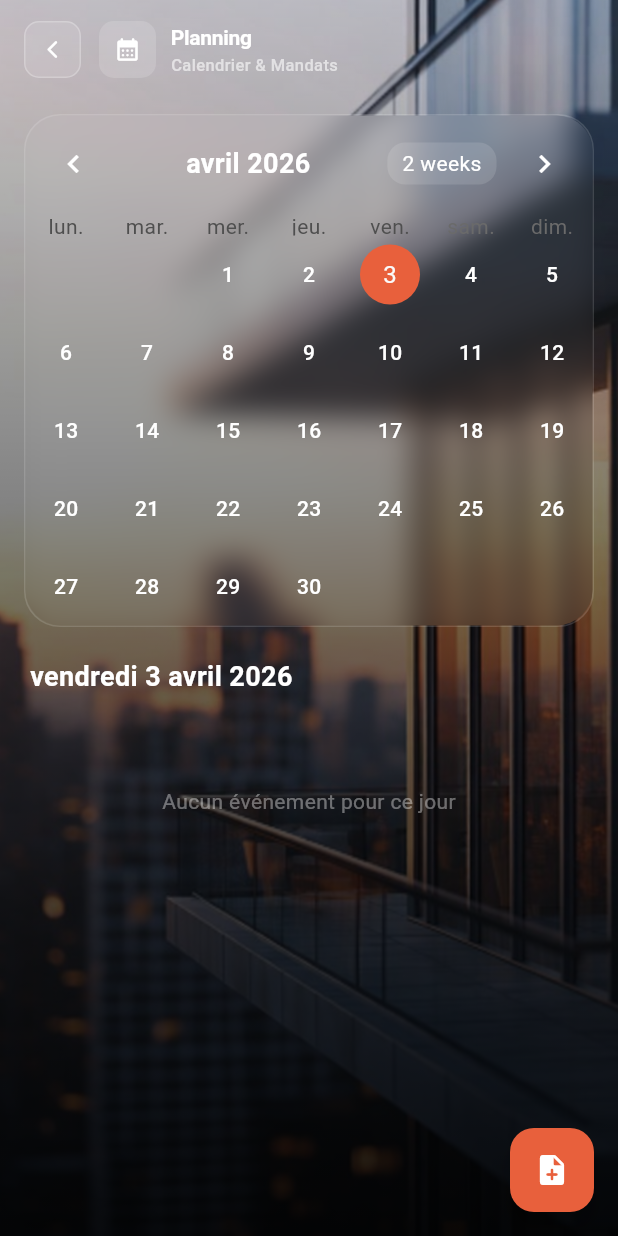
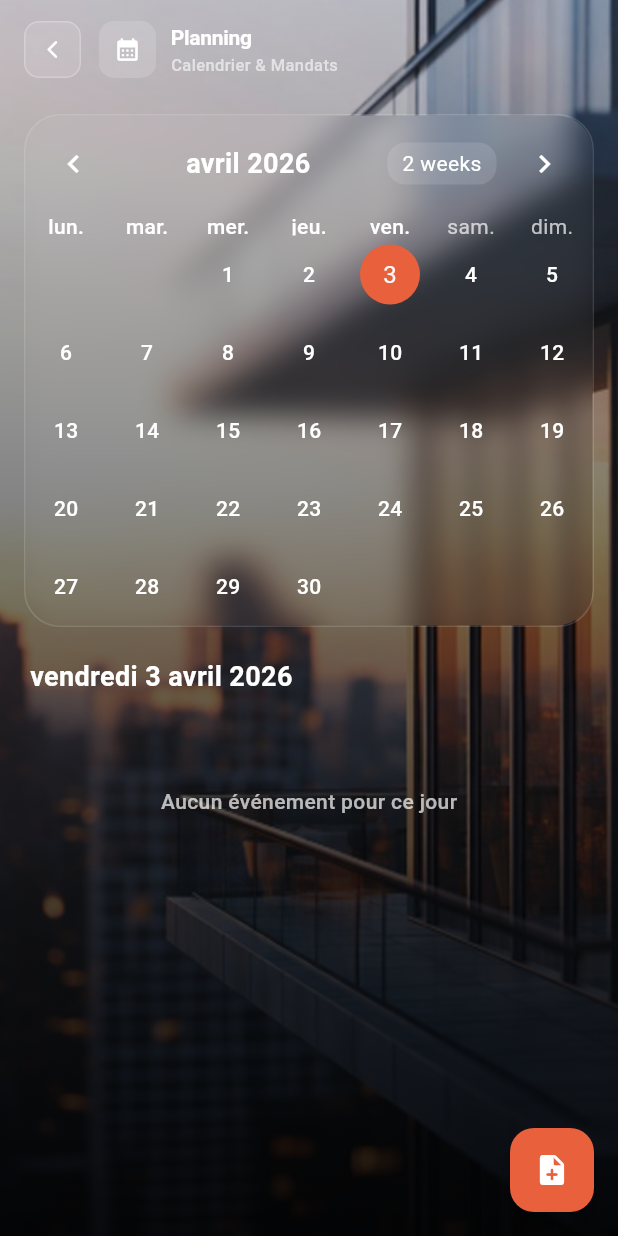
Before and after one commit to Nouhaerr404/ResiManager, a Flutter app: the TrancheDashboardScreen screen opened directly with empty values, scrolled down 482 dp, after a tap on "Planning", on a phone screen of 412 x 824 dp. Run offline on Flutter 3.47's test engine with Material 3 defaults, Android fonts, the phone set to English and light mode, and no system bars; drawn by our look-alikes of table_calendar; our stand-ins replace file_picker, fl_chart, flutter_dotenv, pdf, printing, shared_preferences and 1 more; accounts and stored records are empty.

Commit message:
changement style interface calendier v2

```diff
--- a/lib/screens/inter_syndic/planning/planning_calendar_screen.dart
+++ b/lib/screens/inter_syndic/planning/planning_calendar_screen.dart
@@ -273,6 +273,10 @@ class _PlanningCalendarScreenState extends State<PlanningCalendarScreen> {
             },
             eventLoader: _getEventsForDay,
             startingDayOfWeek: StartingDayOfWeek.monday,
+            daysOfWeekStyle: const DaysOfWeekStyle(
+              weekdayStyle: TextStyle(color: Colors.white, fontWeight: FontWeight.w500),
+              weekendStyle: TextStyle(color: Colors.white70),
+            ),
             calendarStyle: CalendarStyle(
               outsideDaysVisible: false,
               defaultTextStyle: const TextStyle(color: Colors.white),
@@ -318,7 +322,7 @@ class _PlanningCalendarScreenState extends State<PlanningCalendarScreen> {
                   child: Text(
                     '${day.day}',
                     style: TextStyle(
-                      color: inMandate ? const Color(0xFF34C98B) : Colors.white,
+                      color: Colors.white,
                       fontWeight: inMandate ? FontWeight.bold : FontWeight.w500,
                     ),
                   ),
@@ -387,11 +391,11 @@ class _PlanningCalendarScreenState extends State<PlanningCalendarScreen> {
             padding: const EdgeInsets.only(top: 8),
             child: Row(
               children: [
-                const Icon(Icons.history_rounded, color: Colors.white38, size: 12),
+                const Icon(Icons.history_rounded, color: Colors.white70, size: 12),
                 const SizedBox(width: 6),
                 Text(
                   "Mandat : ${DateFormat('dd/MM/yyyy').format(DateTime.parse(currentMandate['date_debut']))} → ${currentMandate['date_fin'] != null ? DateFormat('dd/MM/yyyy').format(DateTime.parse(currentMandate['date_fin'])) : 'En cours'}",
-                  style: const TextStyle(color: Colors.white38, fontSize: 12, fontWeight: FontWeight.w500),
+                  style: const TextStyle(color: Colors.white70, fontSize: 12, fontWeight: FontWeight.w500),
                 ),
               ],
             ),
@@ -402,7 +406,7 @@ class _PlanningCalendarScreenState extends State<PlanningCalendarScreen> {
             child: Padding(
               padding: EdgeInsets.only(top: 40),
               child: Text('Aucun événement pour ce jour',
-                style: TextStyle(color: Colors.white38, fontSize: 14)),
+                style: TextStyle(color: Colors.white70, fontSize: 14, fontWeight: FontWeight.w500)),
             ),
           )
         else
--- a/lib/screens/inter_syndic/tranche_dashboard_screen.dart
+++ b/lib/screens/inter_syndic/tranche_dashboard_screen.dart
@@ -1,4 +1,4 @@
-import 'dart:ui'; // pour ImageFilter
+import 'dart:ui';
 import 'package:flutter/material.dart';
 import '../../models/tranche_model.dart';
 import '../../services/tranche_service.dart';
@@ -14,6 +14,7 @@ import 'immeubles/immeubles_screen.dart';
 import 'annonces/annonces_screen.dart';
 import 'planning/planning_calendar_screen.dart';
 import '../../services/finance_service.dart';
+import '../../services/resident_service.dart';
 import '../../services/expense_report_pdf_service.dart';
 import '../../utils/temp_session.dart';
 
@@ -49,14 +50,19 @@ class TrancheDashboardScreen extends StatefulWidget {
 
 class _TrancheDashboardScreenState extends State<TrancheDashboardScreen>
     with SingleTickerProviderStateMixin {
-  final _service = TrancheService();
+  final _service        = TrancheService();
   final _financeService = FinanceService();
+  final _residentService = ResidentService();
+
   Map<String, dynamic>? _stats;
   bool _loading = true;
   late AnimationController _fadeCtrl;
   late Animation<double> _fadeAnim;
   String _selectedView = 'dashboard';
   Map<String, dynamic>? _currentMandat;
+
+  // Nombre de résidents calculé exactement comme ResidentsScreen
+  int _nbResidents = 0;
 
   @override
   void initState() {
@@ -76,18 +82,22 @@ class _TrancheDashboardScreenState extends State<TrancheDashboardScreen>
   Future<void> _loadStats() async {
     setState(() => _loading = true);
     try {
+      // ── 1. Stats générales de la tranche
       final data = await _service.getTrancheStats(widget.tranche.id);
 
-      // Récupérer le mandat actuel
-      final mandats = await _financeService.getInterSyndicMandates(TempSession.interSyndicId, widget.tranche.residenceId);
+      // ── 2. Récupérer le mandat actif de l'IS connecté pour cette tranche
+      final mandats = await _financeService.getInterSyndicMandates(
+        TempSession.interSyndicId,
+        widget.tranche.residenceId,
+      );
       final now = DateTime.now();
       Map<String, dynamic>? activeMandat;
 
       for (var m in mandats) {
         if (m['tranche_id'] == widget.tranche.id) {
-          DateTime start = DateTime.parse(m['date_debut']);
-          DateTime? end = m['date_fin'] != null ? DateTime.parse(m['date_fin']) : null;
-
+          final DateTime start = DateTime.parse(m['date_debut']);
+          final DateTime? end =
+          m['date_fin'] != null ? DateTime.parse(m['date_fin']) : null;
           if (now.isAfter(start.subtract(const Duration(days: 1))) &&
               (end == null || now.isBefore(end.add(const Duration(days: 1))))) {
             activeMandat = m;
@@ -96,18 +106,35 @@ class _TrancheDashboardScreenState extends State<TrancheDashboardScreen>
         }
       }
 
+      // ── 3. Compter les résidents EXACTEMENT comme ResidentsScreen :
+      //       getResidentsByTranche avec le même mandatId que l'écran des résidents.
+      //       Si aucun mandat actif trouvé via getInterSyndicMandates, on tente
+      //       quand même via getResidentsByTranche sans filtre de mandat.
+      final int? activeMandatId = activeMandat?['id'] as int?;
+      final residents = await _residentService.getResidentsByTranche(
+        widget.tranche.id,
+        mandatId: activeMandatId,
+      );
+
+      // ── 4. Mettre à jour le state avec tout
+      if (mounted) {
         setState(() {
-        _stats = data;
+          _stats         = data;
           _currentMandat = activeMandat;
-        _loading = false;
+          _nbResidents   = residents.length;
+          _loading       = false;
         });
         _fadeCtrl.forward(from: 0);
+      }
     } catch (e) {
+      if (mounted) {
         setState(() {
-        _stats = {};
-        _loading = false;
+          _stats       = {};
+          _nbResidents = 0;
+          _loading     = false;
         });
         _fadeCtrl.forward(from: 0);
+      }
     }
   }
 
@@ -289,7 +316,7 @@ class _TrancheDashboardScreenState extends State<TrancheDashboardScreen>
   }
 
   Widget _buildPageTitle() {
-    final syndicName = widget.tranche.interSyndicNom ?? 'Inter-Syndic';
+    final syndicName   = widget.tranche.interSyndicNom ?? 'Inter-Syndic';
     final residenceName = widget.tranche.residenceNom;
 
     return Column(
@@ -435,15 +462,19 @@ class _TrancheDashboardScreenState extends State<TrancheDashboardScreen>
                     Padding(
                       padding: const EdgeInsets.only(left: 10, bottom: 2),
                       child: Text(
-                        "(${DateTime.parse(_currentMandat!['date_debut']).year}/${_currentMandat!['date_fin'] != null ? DateTime.parse(_currentMandat!['date_fin']).year : '...' })",
-                        style: const TextStyle(color: Colors.white60, fontSize: 13, fontWeight: FontWeight.w600),
+                        "(${DateTime.parse(_currentMandat!['date_debut']).year}/${_currentMandat!['date_fin'] != null ? DateTime.parse(_currentMandat!['date_fin']).year : '...'})",
+                        style: const TextStyle(
+                            color: Colors.white60,
+                            fontSize: 13,
+                            fontWeight: FontWeight.w600),
                       ),
                     ),
                 ],
               ),
               IconButton(
                 onPressed: _generateReport,
-                icon: const Icon(Icons.picture_as_pdf_rounded, color: _C.white, size: 24),
+                icon: const Icon(Icons.picture_as_pdf_rounded,
+                    color: _C.white, size: 24),
                 tooltip: 'Générer rapport PDF',
               ),
             ],
@@ -579,7 +610,8 @@ class _TrancheDashboardScreenState extends State<TrancheDashboardScreen>
                         fontSize: 14,
                         letterSpacing: -0.3)),
                 Text(sub,
-                    style: const TextStyle(color: _C.textLight, fontSize: 9)),
+                    style:
+                    const TextStyle(color: _C.textLight, fontSize: 9)),
               ],
             ),
           ),
@@ -620,7 +652,8 @@ class _TrancheDashboardScreenState extends State<TrancheDashboardScreen>
   List<_ModuleData> _buildModuleList() => [
     _ModuleData(
       label: 'Residents',
-      value: '${_num(_stats?['nbResidents'] ?? 0)}',
+      // ✅ On utilise _nbResidents calculé via getResidentsByTranche + mandatId
+      value: '$_nbResidents',
       sub: 'residents actifs',
       icon: Icons.people_rounded,
       iconBg: _C.coralLight,
@@ -657,7 +690,6 @@ class _TrancheDashboardScreenState extends State<TrancheDashboardScreen>
               builder: (_) =>
                   InterSyndicImmeublesScreen(tranche: widget.tranche))),
     ),
-    // ── Personnel supprimé ──
     _ModuleData(
       label: 'Parkings',
       value: '${_num(_stats?['nbParkings'] ?? 0)}',
@@ -836,9 +868,11 @@ class _TrancheDashboardScreenState extends State<TrancheDashboardScreen>
           const SizedBox(height: 16),
           _resumeRow(
             _resumeItem(Icons.business_rounded, 'Immeubles',
-                '${_num(_stats?['nbImmeubles'] ?? widget.tranche.nombreImmeubles)}', _C.blue, _C.blueLight),
+                '${_num(_stats?['nbImmeubles'] ?? widget.tranche.nombreImmeubles)}',
+                _C.blue, _C.blueLight),
             _resumeItem(Icons.home_outlined, 'Appartements',
-                '${_num(_stats?['nbAppartements'] ?? widget.tranche.nombreAppartements)}', _C.coral, _C.coralLight),
+                '${_num(_stats?['nbAppartements'] ?? widget.tranche.nombreAppartements)}',
+                _C.coral, _C.coralLight),
           ),
           Container(
               height: 1,
@@ -876,8 +910,8 @@ class _TrancheDashboardScreenState extends State<TrancheDashboardScreen>
         Container(
           width: 32,
           height: 32,
-          decoration:
-          BoxDecoration(color: bg, borderRadius: BorderRadius.circular(8)),
+          decoration: BoxDecoration(
+              color: bg, borderRadius: BorderRadius.circular(8)),
           child: Icon(icon, color: color, size: 16),
         ),
         const SizedBox(width: 10),
@@ -903,21 +937,31 @@ class _TrancheDashboardScreenState extends State<TrancheDashboardScreen>
     );
   }
 
-  // ── GENERATION DE RAPPORT PDF ──────────────────────────────
+  // ── GÉNÉRATION DE RAPPORT PDF
   Future<void> _generateReport() async {
-    // 1. Loader
     showDialog(
       context: context,
       barrierDismissible: false,
-      builder: (ctx) => const Center(child: CircularProgressIndicator(color: _C.coral)),
+      builder: (ctx) =>
+      const Center(child: CircularProgressIndicator(color: _C.coral)),
     );
 
     try {
-      final start = _currentMandat?['date_debut'].toString().split('-').reversed.join('/');
-      final end = _currentMandat?['date_fin']?.toString().split('-').reversed.join('/') ?? 'En cours';
-      final span = _currentMandat != null ? "$start au $end" : DateTime.now().year.toString();
+      final start = _currentMandat?['date_debut']
+          .toString()
+          .split('-')
+          .reversed
+          .join('/');
+      final end = _currentMandat?['date_fin']
+          ?.toString()
+          .split('-')
+          .reversed
+          .join('/') ??
+          'En cours';
+      final span = _currentMandat != null
+          ? "$start au $end"
+          : DateTime.now().year.toString();
 
-      // 2. Fetch fresh data
       final financeData = await _financeService.getInterSyndicFinances(
         widget.tranche.interSyndicId ?? 0,
         widget.tranche.residenceId,
@@ -926,7 +970,6 @@ class _TrancheDashboardScreenState extends State<TrancheDashboardScreen>
         trancheId: widget.tranche.id,
       );
 
-      // 3. Generate PDF
       final pdfBytes = await ExpenseReportPdfService.generate(
         residenceNom: widget.tranche.residenceNom ?? 'Résidence',
         trancheNom: widget.tranche.nom,
@@ -935,20 +978,22 @@ class _TrancheDashboardScreenState extends State<TrancheDashboardScreen>
       );
 
       if (mounted) {
-        Navigator.pop(context); // Close loader
-        // 4. Preview/Share
+        Navigator.pop(context);
         await ExpenseReportPdfService.preview(pdfBytes);
       }
     } catch (e) {
       if (mounted) {
-        Navigator.pop(context); // Close loader
+        Navigator.pop(context);
         ScaffoldMessenger.of(context).showSnackBar(
-          SnackBar(content: Text('Erreur : $e'), backgroundColor: Colors.red),
+          SnackBar(
+              content: Text('Erreur : $e'), backgroundColor: Colors.red),
         );
       }
     }
   }
 }
+
+// ─────────────────────────────────────────────────────────────────────────────
 
 class _ModuleData {
   final String label, value, sub;
```
Lines whose indentation alone changed are shown as unchanged.
